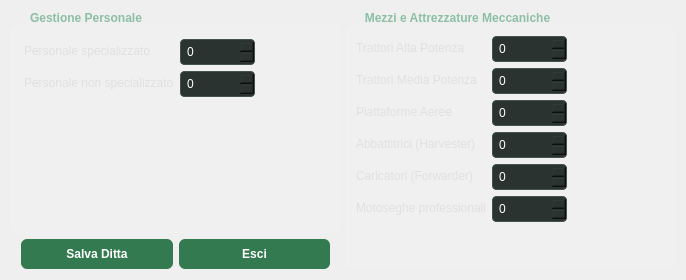
Qt form GUI/form_ditta.ui (Seyen75/Gestione_Pioppeto) before a commit.
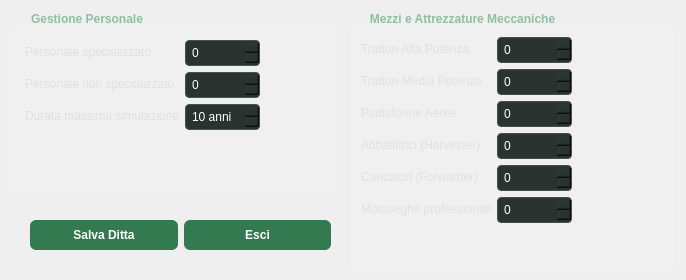
The same form after that commit.

```diff
--- a/GUI/form_ditta.ui
+++ b/GUI/form_ditta.ui
@@ -92,9 +92,15 @@
     background-color: #245939;
 }</string>
   </property>
-  <layout class="QGridLayout" name="gridLayout">
-   <item row="0" column="0">
     <widget class="QGroupBox" name="groupBox">
+   <property name="geometry">
+    <rect>
+     <x>12</x>
+     <y>12</y>
+     <width>323</width>
+     <height>181</height>
+    </rect>
+   </property>
      <property name="title">
       <string>Gestione Personale</string>
      </property>
@@ -104,7 +110,7 @@
         <x>13</x>
         <y>28</y>
         <width>301</width>
-        <height>68</height>
+      <height>111</height>
        </rect>
       </property>
       <layout class="QFormLayout" name="formLayout">
@@ -154,12 +160,50 @@
          </property>
         </widget>
        </item>
+     <item row="2" column="1">
+      <widget class="QSpinBox" name="spin_durata_piano">
+       <property name="maximumSize">
+        <size>
+         <width>75</width>
+         <height>16777215</height>
+        </size>
+       </property>
+       <property name="suffix">
+        <string> anni</string>
+       </property>
+       <property name="minimum">
+        <number>1</number>
+       </property>
+       <property name="maximum">
+        <number>50</number>
+       </property>
+       <property name="singleStep">
+        <number>10</number>
+       </property>
+       <property name="value">
+        <number>10</number>
+       </property>
+      </widget>
+     </item>
+     <item row="2" column="0">
+      <widget class="QLabel" name="label_9">
+       <property name="text">
+        <string>Durata massima simulazione</string>
+       </property>
+      </widget>
+     </item>
       </layout>
      </widget>
     </widget>
-   </item>
-   <item row="0" column="1" rowspan="2">
     <widget class="QGroupBox" name="groupBox_2">
+   <property name="geometry">
+    <rect>
+     <x>351</x>
+     <y>12</y>
+     <width>323</width>
+     <height>256</height>
+    </rect>
+   </property>
      <property name="title">
       <string>Mezzi e Attrezzature Meccaniche</string>
      </property>
@@ -287,8 +331,15 @@
       </item>
      </layout>
     </widget>
-   </item>
-   <item row="1" column="0">
+  <widget class="QWidget" name="">
+   <property name="geometry">
+    <rect>
+     <x>20</x>
+     <y>210</y>
+     <width>321</width>
+     <height>51</height>
+    </rect>
+   </property>
     <layout class="QHBoxLayout" name="horizontalLayout">
      <property name="leftMargin">
       <number>10</number>
@@ -311,8 +362,7 @@
       </widget>
      </item>
     </layout>
-   </item>
-  </layout>
+  </widget>
  </widget>
  <resources/>
  <connections/>
```
Lines whose indentation alone changed are shown as unchanged.
